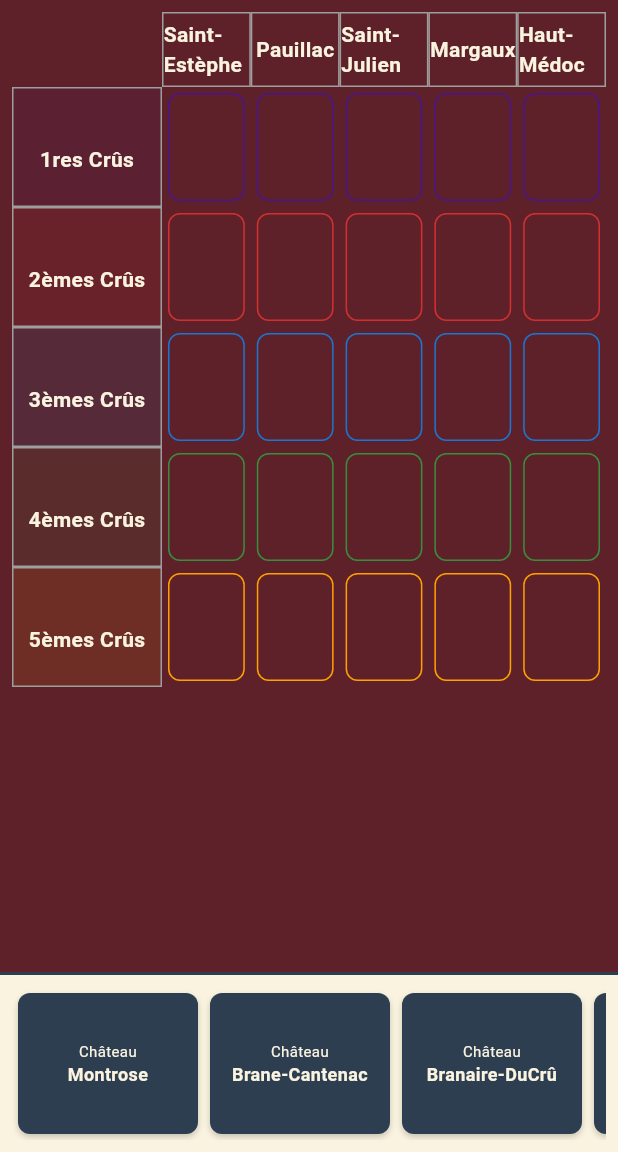
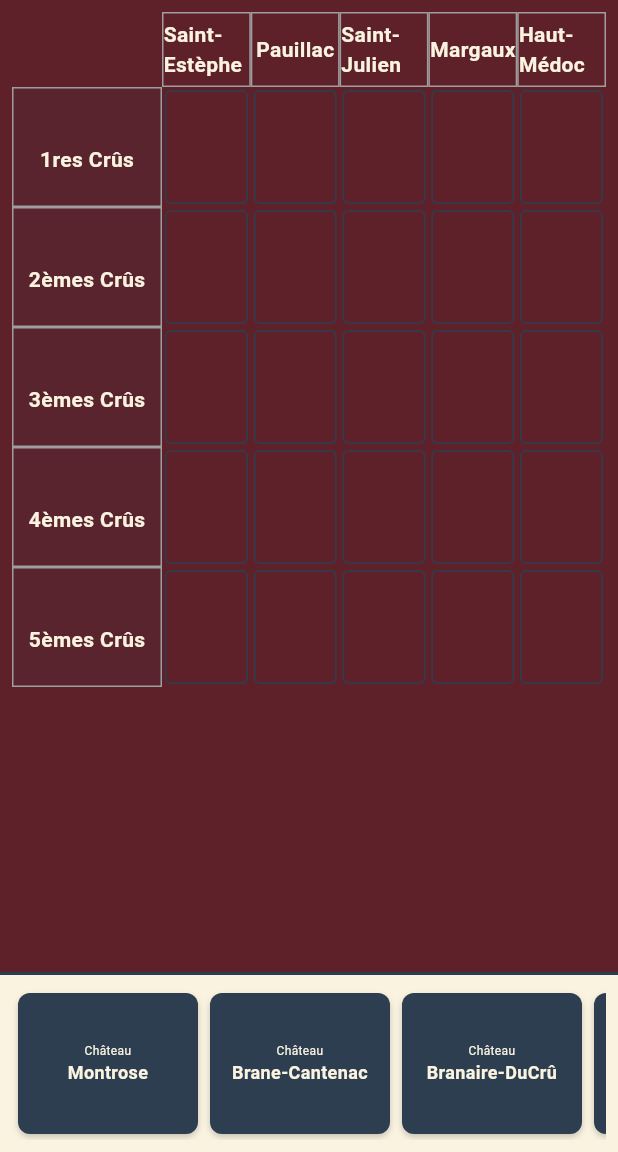
Before and after one commit to nwatab/medoc-1855-domino, a Flutter app: the WineGameScreen screen opened directly, on a phone screen of 412 x 824 dp, the part 84-1236 px from its top. Run offline on Flutter 3.47's test engine with Material 3 defaults, Android fonts, the phone set to English and light mode, and no system bars; Roboto replaces fonts that are missing (Georgia).

Commit message:
Refactor wine game UI elements by adjusting margins, border radius, and font sizes for improved aesthetics and consistency. Simplify classification color logic to use a single accent color.

```diff
--- a/lib/main.dart
+++ b/lib/main.dart
@@ -362,10 +362,10 @@
                       Municipality municipality = _municipalities[areaIndex];
                       return Expanded(
                         child: Container(
-                          margin: const EdgeInsets.all(4),
+                          margin: const EdgeInsets.all(2),
                           decoration: BoxDecoration(
                             border: Border.all(color: _getClassificationColor(classification)),
-                            borderRadius: BorderRadius.circular(8),
+                            borderRadius: BorderRadius.circular(4),
                           ),
                           child: DragTarget<Wine>(
                             builder: (context, candidateData, rejectedData) {
@@ -465,7 +465,7 @@
           children: [
             Text(
               'Château',
-              style: const TextStyle(fontSize: 10, color: assortColor),
+              style: const TextStyle(fontSize: 8, color: assortColor),
               textAlign: TextAlign.center,
             ),
             Text(
@@ -506,7 +506,7 @@
               children: [
                 const TextSpan(
                   text: 'Château ',
-                  style: TextStyle(fontSize: 9, color: assortColor),
+                  style: TextStyle(fontSize: 8, color: assortColor),
                 ),
                 TextSpan(
                   text: wine.name.substring(wine.name.indexOf('Château ') + 8),
@@ -538,17 +538,6 @@
 
   // Helper: get a color based on the classification.
   Color _getClassificationColor(Classification classification) {
-    switch (classification) {
-      case Classification.first:
-        return Colors.purple[900]!;
-      case Classification.second:
-        return Colors.red[700]!;
-      case Classification.third:
-        return Colors.blue[700]!;
-      case Classification.fourth:
-        return Colors.green[700]!;
-      case Classification.fifth:
-        return Colors.amber[700]!;
-    }
+    return accentColor;
   }
 }
```
